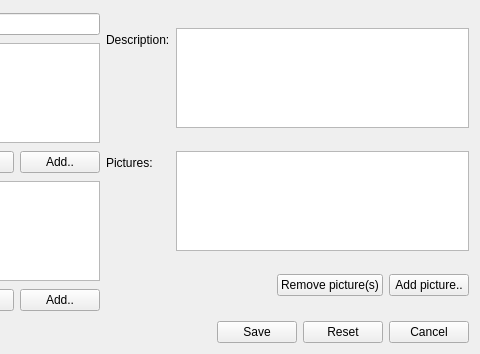
Wolframe/configurator, file client/uiforms/category_edit.ui: the form before one commit; both pictures show x 274 to 754 and y 0 to 354 of the 754 by 354 pixel window.
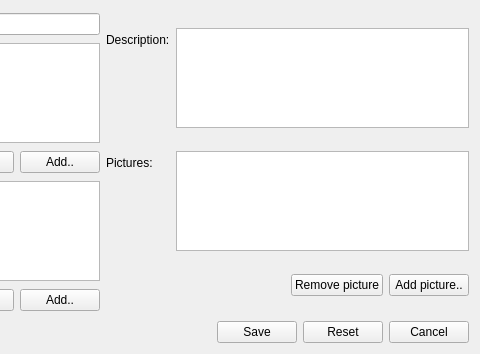
The form after the commit. Icons and pictures are not drawn.

```diff
--- a/client/uiforms/category_edit.ui
+++ b/client/uiforms/category_edit.ui
@@ -341,7 +341,7 @@
        <item>
         <widget class="QPushButton" name="exclude_pictures">
          <property name="text">
-          <string>Remove picture(s)</string>
+          <string>Remove picture</string>
          </property>
          <property name="datasignal:clicked" stdset="0">
           <string>exclude_picture@main.pictures</string>
```
Left out of the diff: 8 changed lines with no effect on the pictures.
